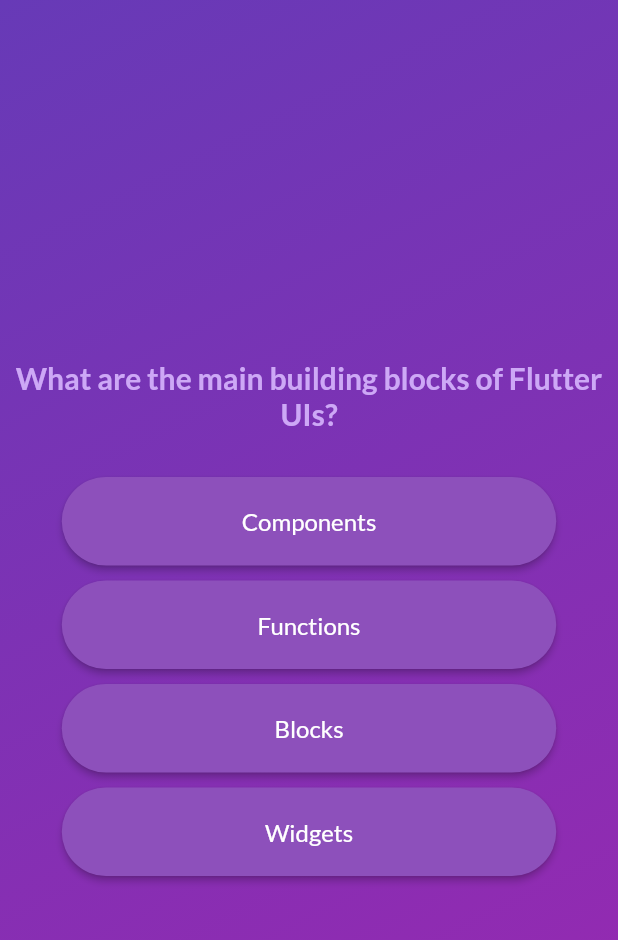
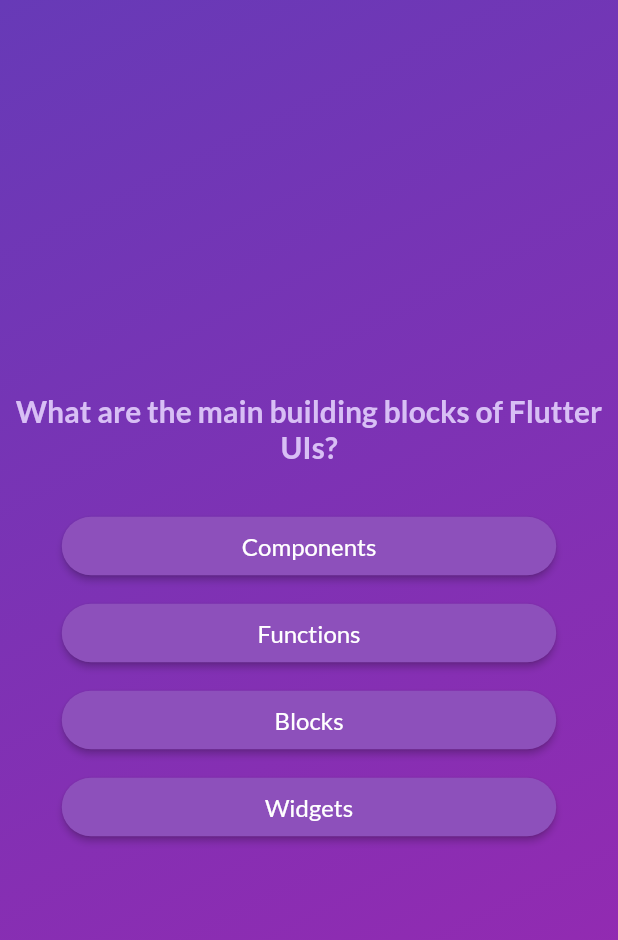
Before and after one commit to Navid-Rahman/Quiz-App-With-Notes, a Flutter app: the screen it shows after launch, after a tap on "Start Quiz", on a phone screen of 412 x 824 dp. Shown: the top 940 px of the screen. Run offline on Flutter 3.47's test engine with Material 2 defaults, Android fonts, the phone set to English and light mode, and no system bars; our stand-ins replace google_fonts.

Commit message:
Results screen updated

```diff
--- a/lib/answer_button.dart
+++ b/lib/answer_button.dart
@@ -31,7 +31,7 @@ class AnswerButton extends StatelessWidget {
           style: ElevatedButton.styleFrom(
             padding: const EdgeInsets.symmetric(
               horizontal: 50,
-              vertical: 20,
+              vertical: 10,
             ),
             backgroundColor: const Color.fromARGB(255, 141, 80, 187),
             foregroundColor: Colors.white,
--- a/lib/questions_screen.dart
+++ b/lib/questions_screen.dart
@@ -44,7 +44,7 @@ class _QuestionsScreenState extends State<QuestionsScreen> {
                 currentQuestion.question,
                 textAlign: TextAlign.center,
                 style: GoogleFonts.lato(
-                  color: const Color.fromARGB(255, 205, 168, 246),
+                  color: const Color.fromARGB(255, 216, 191, 245),
                   fontSize: 20,
                   fontWeight: FontWeight.bold,
                 ),
@@ -52,7 +52,8 @@ class _QuestionsScreenState extends State<QuestionsScreen> {
               const SizedBox(
                 height: 20,
               ),
-              ...currentQuestion.getShuffledAnswers().map((item) {
+              ...currentQuestion.getShuffledAnswers().map(
+                (item) {
                   //? Map doesn't change the original lists
                   //? But Shuffle does change the original lists
 
@@ -68,7 +69,8 @@ class _QuestionsScreenState extends State<QuestionsScreen> {
 
                   //? ... known or called as Spreading values(...)
                   //? The values should be added as a iterals to a newer list.
-              }),
+                },
+              ),
             ],
           ),
         ),
--- a/lib/start_screen.dart
+++ b/lib/start_screen.dart
@@ -45,8 +45,8 @@ class StartScreen extends StatelessWidget {
             Text(
               'Learn Flutter the fun way!',
               style: GoogleFonts.satisfy(
-                fontSize: 20,
-                color: const Color.fromARGB(255, 220, 186, 224),
+                fontSize: 26,
+                color: const Color.fromARGB(255, 237, 206, 240),
               ),
             ),
             const SizedBox(
```
Also changed, not shown: lib/questions_summary.dart (added, +24 -0 lines), lib/quiz.dart (+14 -1 lines), lib/result_screen.dart (+53 -8 lines). Lines whose indentation alone changed are shown as unchanged.
